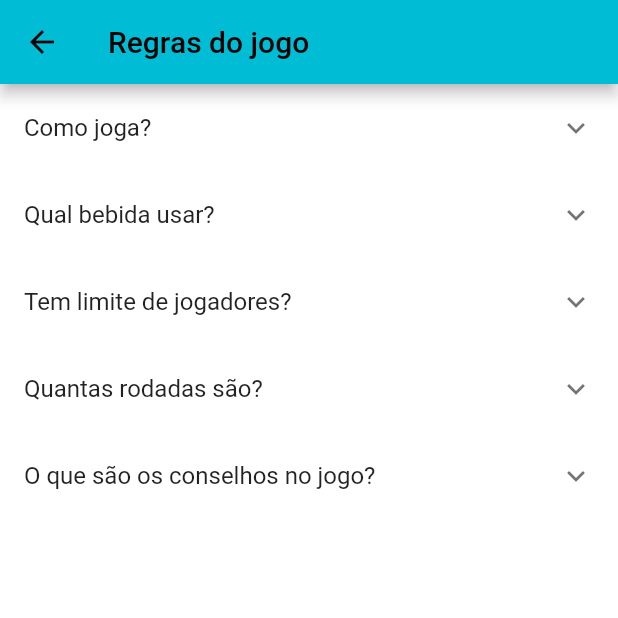
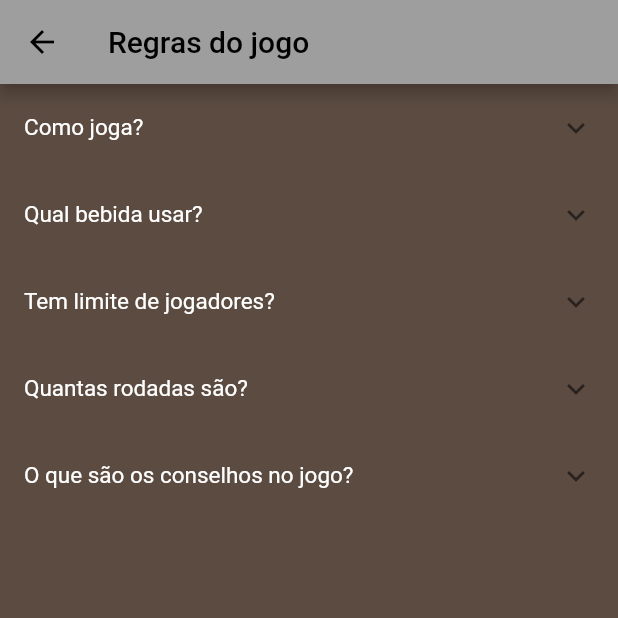
Before and after one commit to gmmoraissouza/bebe-ou-paga, a Flutter app: the screen it shows after launch, after a tap on "Regras", on a phone screen of 412 x 824 dp, the top half of it. Run offline on Flutter 3.47's test engine with Material 2 defaults, Android fonts, the phone set to English and light mode, and no system bars; network calls fail; Roboto replaces fonts that are missing (Muli).

Commit message:
first commit

```diff
--- a/lib/components/button_game.dart
+++ b/lib/components/button_game.dart
@@ -1,5 +1,6 @@
-import 'package:bebe_ou_paga/utils/theme.dart';
 import 'package:flutter/material.dart';
+
+import '../utils/constants.dart';
 
 class ButtonGame extends StatelessWidget {
   const ButtonGame(
@@ -15,7 +16,7 @@ class ButtonGame extends StatelessWidget {
         height: 60,
         child: ElevatedButton(
             onPressed: onPressed,
-            child: Text(text, style: styleLetterW,)
+            child: Text(text, style: headingStyle,),
         )
     );
   }
--- a/lib/main.dart
+++ b/lib/main.dart
@@ -1,18 +1,10 @@
-import 'package:firebase_core/firebase_core.dart';
+import 'package:bebe_ou_paga/utils/theme.dart';
 import 'package:flutter/material.dart';
 
 import 'view/Home/home.dart';
 
 void main() async {
   WidgetsFlutterBinding.ensureInitialized();
-  await Firebase.initializeApp(
-    options: const FirebaseOptions(
-        apiKey: "AIzaSyAthLegg3-JBIsXkaVgVje9oMfgQt-KF_M",
-        appId: "1:975527299882:android:a4103b06a62544a122ac53",
-        messagingSenderId: "975527299882",
-        projectId: 'bebe-ou-paga-gmms'
-    )
-  );
   runApp(const MyApp());
 }
 
@@ -24,10 +16,7 @@ class MyApp extends StatelessWidget {
     return MaterialApp(
       debugShowCheckedModeBanner: false,
       title: 'Bebe ou Paga',
-      theme: ThemeData(
-        primarySwatch: Colors.cyan,
-        scaffoldBackgroundColor: Colors.white.withOpacity(0.9)
-      ),
+      theme: theme(),
       home: const Home()
     );
   }
--- a/lib/utils/theme.dart
+++ b/lib/utils/theme.dart
@@ -1,21 +1,19 @@
 import 'package:flutter/material.dart';
+import 'constants.dart';
 
-const styleLetter = TextStyle(
-  fontSize: 20,
-  fontWeight: FontWeight.w500,
-);
+ThemeData theme() {
+  return ThemeData(
+    scaffoldBackgroundColor: kPrimaryColor,
+    fontFamily: "Muli",
+    primarySwatch: Colors.grey,
+    primaryColor: kPrimaryColor,
+    textTheme: textTheme(),
+    visualDensity: VisualDensity.adaptivePlatformDensity,
+  );
+}
 
-const styleLetterW = TextStyle(
-  color: Colors.white,
-  fontSize: 20,
-  fontWeight: FontWeight.w500,
-);
-
-const styleRules = TextStyle(
-  fontSize: 17,
-);
-
-const styleDesafio = TextStyle(
-  fontSize: 30,
-  fontWeight: FontWeight.w500,
-);
+TextTheme textTheme() {
+  return const TextTheme(
+      bodyText1: TextStyle(color: kTextColor),
+      bodyText2: TextStyle(color: kTextColor));
+}
--- a/lib/view/home/home.dart
+++ b/lib/view/home/home.dart
@@ -1,10 +1,9 @@
 import 'package:bebe_ou_paga/components/button_game.dart';
 import 'package:bebe_ou_paga/model/get_advice.dart';
+import 'package:bebe_ou_paga/utils/constants.dart';
 import 'package:bebe_ou_paga/view/game/game.dart';
 import 'package:bebe_ou_paga/view/rules/rules_screen.dart';
 import 'package:flutter/material.dart';
-
-import 'widget/image_widget.dart';
 
 class Home extends StatefulWidget {
   const Home({Key? key}) : super(key: key);
@@ -16,18 +15,19 @@ class _HomeState extends State<Home> {
   GetAdvice get = GetAdvice();
   bool pressed = false;
 
+  TextEditingController conto = TextEditingController();
+
 
   @override
   Widget build(BuildContext context) {
     return Scaffold(
-      backgroundColor: Colors.white,
       body: Center(
         child: Padding(
           padding: const EdgeInsets.all(20.0),
           child: Column(
             mainAxisAlignment: MainAxisAlignment.spaceEvenly,
             children: [
-              const ImageWidget(),
+              const Text('BEBA OU PAGUE\nprotótipo', style: titleStyle, textAlign: TextAlign.center,),
               Padding(
                 padding: const EdgeInsets.symmetric(horizontal: 40.0),
                 child: Column(
--- a/lib/view/home/widget/image_widget.dart
+++ /dev/null
@@ -1,10 +0,0 @@
-import 'package:flutter/material.dart';
-
-class ImageWidget extends StatelessWidget {
-  const ImageWidget({Key? key}) : super(key: key);
-
-  @override
-  Widget build(BuildContext context) {
-    return Image.network("https://firebasestorage.googleapis.com/v0/b/bebe-ou-paga-gmms.appspot.com/o/gif.gif?alt=media&token=8ae0a7db-c1f5-45f4-bb32-b13b2239e728");
-  }
-}
--- a/lib/view/rules/rules_screen.dart
+++ b/lib/view/rules/rules_screen.dart
@@ -1,5 +1,6 @@
-import 'package:bebe_ou_paga/utils/theme.dart';
 import 'package:flutter/material.dart';
+
+import '../../utils/constants.dart';
 
 class RulesScreen extends StatelessWidget {
   const RulesScreen({Key? key}) : super(key: key);
@@ -13,33 +14,33 @@ class RulesScreen extends StatelessWidget {
       body: Column(
         children: const [
           ExpansionTile(
-            title: Text("Como joga?"),
+            title: Text("Como joga?", style: rulesStyle),
             children: [
-              Text("Cada jogador joga 1 rodada por vez. A regra é simples: Você receberá um desafio, se você cumpri-lo, passa o celular para o próximo amiguinho, mas se você for bunda mole e não cumprir o desafio, bebe a quantidade de bebida indicada e passa para o próximo jogador", style: styleRules,),
+              Text("Cada rodade você receberá um desafio, se você cumpri-lo, passe o celular para o próximo amiguinho; se você foi bunda mole e não quis cumprir o desafio, beba a quantidade de bebida indicada e passa para o próximo jogador", style: rulesStyle,),
             ],
           ),
           ExpansionTile(
-            title: Text("Qual bebida usar?"),
+            title: Text("Qual bebida usar?", style: rulesStyle),
             children: [
-              Text("Já fiz o jogo, façam alguma coisa e decidam!", style: styleRules,),
+              Text("Já fiz o jogo, decidam aí!", style: rulesStyle,),
             ],
           ),
           ExpansionTile(
-              title: Text("Tem limite de jogadores?"),
+              title: Text("Tem limite de jogadores?", style: rulesStyle),
               children: [
-                Text("A regra é clara: quanto mais gente, melhor", style: styleRules,),
+                Text("A regra é clara: quanto mais gente, melhor", style: rulesStyle,),
               ],
           ),
           ExpansionTile(
-            title: Text("Quantas rodadas são?"),
+            title: Text("Quantas rodadas são?", style: rulesStyle),
             children: [
-              Text("Há mais de 50 desafios aleatórios, portanto jogue até sobrar o último em pé", style: styleRules),
+              Text("Há mais de 50 desafios aleatórios, portanto jogue até sobrar o último em pé", style: rulesStyle),
             ],
           ),
           ExpansionTile(
-            title: Text("O que são os conselhos no jogo?"),
+            title: Text("O que são os conselhos no jogo?", style: rulesStyle),
             children: [
-              Text("Conselhos que te tornará milionário(a) em dias", style: styleRules),
+              Text("Conselhos que te tornará milionário(a) em dias", style: rulesStyle),
             ],
           ),
         ],
--- a/pubspec.yaml
+++ b/pubspec.yaml
@@ -36,9 +36,6 @@ dependencies:
   cupertino_icons: ^1.0.2
   json_annotation: ^4.5.0
   http: ^0.13.4
-  firebase_core: ^1.17.0
-  cloud_firestore: ^3.1.16
-  carousel_slider: ^4.1.1
 
 dev_dependencies:
   flutter_test:
```
Also changed, not shown: lib/components/desafios.dart (added, +256 -0 lines), lib/utils/constants.dart (added, +19 -0 lines), lib/view/game/game.dart (+20 -3 lines), lib/view/game/widget/card_drink.dart (+14 -49 lines), pubspec.lock, 1 other file.
